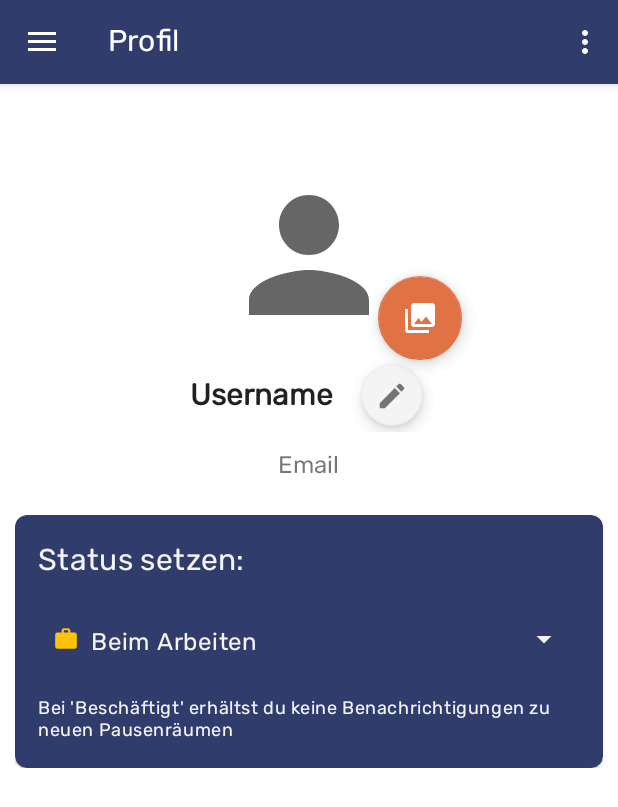
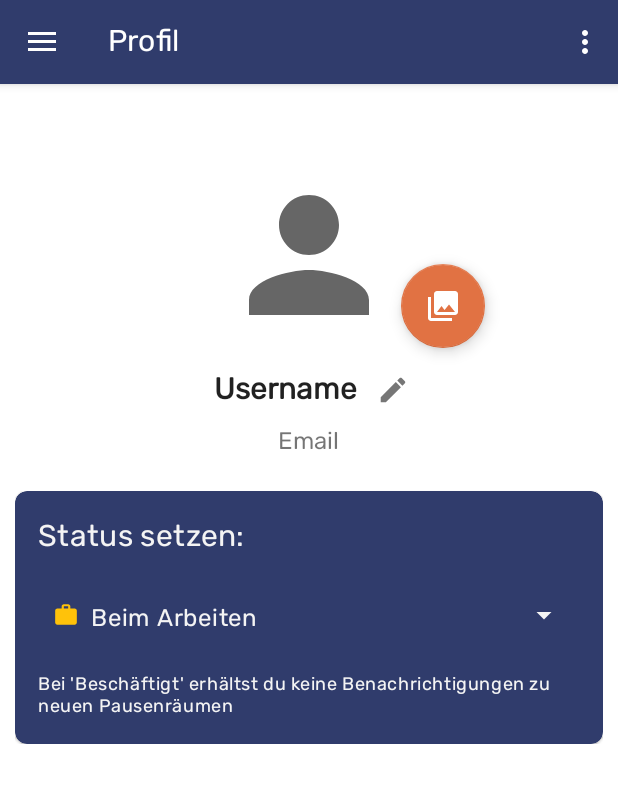
Before and after one commit to steffimk/VirtualBreakApp, an Android app: the screen it shows after launch once a user with an empty profile is signed in (NavigationDrawerActivity), in the side drawer, after a tap on "Profil", on a phone screen of 412 x 824 dp. Shown: the top 807 px of the screen. Run offline under Robolectric (Android 15) with nearby library versions, the phone set to English and light mode, and no system bars; our stand-ins replace Firebase (no records; nobody signed in at launch, a user with empty details on screens opened directly), Picasso, navigation-ui; libraries missing offline, so code that uses them is left out: com.makeramen.roundedimageview; plain views replace RoundedImageView; pictures from the network do not load; Roboto replaces fonts that are not available here.

Commit message:
Bugfix: Profile current status set, some small changes in Profile view (Imagebutton instead of FAB)

```diff
--- a/app/src/main/java/com/example/virtualbreak/view/view_fragments/myprofile/MyProfileFragment.kt
+++ b/app/src/main/java/com/example/virtualbreak/view/view_fragments/myprofile/MyProfileFragment.kt
@@ -51,7 +51,7 @@ class MyProfileFragment : Fragment(), AdapterView.OnItemSelectedListener {
 
     private lateinit var userNameTextView: TextView
     private lateinit var userNameEditText: EditText
-    private lateinit var userNameButton: FloatingActionButton
+    private lateinit var userNameButton: ImageButton
 
     private val PICK_FROM_GALLERY = 1
 
@@ -68,7 +68,7 @@ class MyProfileFragment : Fragment(), AdapterView.OnItemSelectedListener {
 
         userNameTextView = root.findViewById<TextView>(R.id.username)
         userNameEditText = root.findViewById<EditText>(R.id.username_textEdit)
-        userNameButton = root.findViewById<FloatingActionButton>(R.id.fab_editUsername)
+        userNameButton = root.findViewById<ImageButton>(R.id.fab_editUsername)
 
         initProfilePicture()
 
@@ -84,11 +84,11 @@ class MyProfileFragment : Fragment(), AdapterView.OnItemSelectedListener {
             Log.d(TAG, "Observed User: $observedUser")
             if (observedUser != null) {
                 //set username text of current user
-                root.findViewById<TextView>(R.id.username).text = observedUser.username
+                userNameTextView.text = observedUser.username
                 profile_email.text = observedUser.email
+
                 // Set position of spinner to current status
-                val aa = spinner.adapter as ArrayAdapter<String>
-                spinner.setSelection(aa.getPosition(observedUser.status?.dbStr))
+                spinner.setSelection(status_array.indexOf(observedUser.status))
             }
         })
 
--- a/app/src/main/res/layout/fragment_add_group.xml
+++ b/app/src/main/res/layout/fragment_add_group.xml
@@ -32,7 +32,7 @@
             android:layout_marginHorizontal="16dp"
             android:gravity="start"
             android:text="@string/wahl_gruppenname"
-            android:textSize="22sp" />
+            android:textSize="18sp" />
 
         <com.google.android.material.textfield.TextInputLayout
             android:id="@+id/groupname_layout"
@@ -85,7 +85,7 @@
             android:layout_marginTop="10dp"
             android:gravity="start"
             android:text="@string/select_friends"
-            android:textSize="22sp" />
+            android:textSize="18sp" />
 
 
         <androidx.recyclerview.widget.RecyclerView
--- a/app/src/main/res/layout/fragment_myprofile.xml
+++ b/app/src/main/res/layout/fragment_myprofile.xml
@@ -9,9 +9,9 @@
     <LinearLayout
         android:layout_width="match_parent"
         android:layout_height="wrap_content"
+        android:layout_margin="10dp"
         android:gravity="center"
         android:orientation="vertical"
-        android:layout_margin="10dp"
         app:layout_constraintEnd_toEndOf="parent"
         app:layout_constraintStart_toStartOf="parent"
         app:layout_constraintTop_toTopOf="parent">
@@ -21,47 +21,48 @@
             android:layout_width="120dp"
             android:layout_height="120dp"
             android:layout_marginTop="44dp"
+            android:contentDescription="profile picture"
             android:scaleType="centerCrop"
-            app:riv_corner_radius="6dp"
-            android:contentDescription="profile picture"
-            android:src="@drawable/ic_person_24" />
+            android:src="@drawable/ic_person_24"
+            app:riv_corner_radius="6dp" />
 
         <LinearLayout
             android:layout_width="match_parent"
             android:layout_height="wrap_content"
+            android:layout_marginTop="8dp"
             android:gravity="center"
-            android:orientation="horizontal"
-            android:layout_margin="10dp">
+            android:orientation="horizontal">
 
             <TextView
                 android:id="@+id/username"
-                android:textAppearance="@style/TextAppearance.MaterialComponents.Headline5"
-                android:textStyle="bold"
                 android:layout_width="wrap_content"
                 android:layout_height="wrap_content"
-                android:layout_marginRight="15dp"
                 android:text="@string/username"
-                android:visibility="visible"
-                android:textSize="20sp" />
+                android:layout_marginStart="17dp"
+                android:textAppearance="@style/TextAppearance.MaterialComponents.Headline5"
+                android:textSize="20sp"
+                android:textStyle="bold"
+                android:visibility="visible" />
 
             <EditText
                 android:id="@+id/username_textEdit"
+                android:layout_marginStart="17dp"
                 android:layout_width="wrap_content"
                 android:layout_height="wrap_content"
-                android:layout_marginRight="15dp"
+                android:hint="@string/new_name"
                 android:text="@string/username"
                 android:textSize="20sp"
                 android:visibility="gone" />
 
-            <com.google.android.material.floatingactionbutton.FloatingActionButton
+            <ImageButton
                 android:id="@+id/fab_editUsername"
                 android:layout_width="wrap_content"
-                android:layout_height="40dp"
+                android:layout_height="wrap_content"
                 android:src="@drawable/ic_action_edit"
+                android:visibility="visible"
+                app:backgroundTint="@color/white"
                 app:fabSize="mini"
-                app:tint="@color/dark_gray"
-                app:backgroundTint="@color/light_gray"
-                android:visibility="visible" />
+                app:tint="@color/dark_gray" />
 
         </LinearLayout>
 
@@ -69,51 +70,51 @@
             android:id="@+id/profile_email"
             android:layout_width="wrap_content"
             android:layout_height="wrap_content"
-            android:text="@string/login_email_hint"
             android:enabled="true"
-            android:textIsSelectable="true"
             android:focusable="true"
             android:longClickable="true"
+            android:text="@string/login_email_hint"
+            android:textIsSelectable="true"
             android:textSize="16sp" />
 
 
         <com.google.android.material.card.MaterialCardView
-            app:cardBackgroundColor="@color/darkblue"
-            app:cardCornerRadius="8dp"
             android:id="@+id/cardView"
             android:layout_width="match_parent"
             android:layout_height="wrap_content"
-            android:layout_marginTop="20dp">
+            android:layout_marginTop="20dp"
+            app:cardBackgroundColor="@color/darkblue"
+            app:cardCornerRadius="8dp">
 
             <LinearLayout
                 android:layout_width="match_parent"
                 android:layout_height="wrap_content"
-                android:padding="5dp"
-                android:orientation="vertical">
+                android:orientation="vertical"
+                android:padding="5dp">
 
                 <TextView
-                    android:textAppearance="@style/TextAppearance.MaterialComponents.Headline6"
                     android:layout_width="wrap_content"
-                    android:textColor="@color/light_gray"
                     android:layout_height="wrap_content"
                     android:layout_margin="10dp"
-                    android:text="@string/status" />
+                    android:text="@string/status"
+                    android:textAppearance="@style/TextAppearance.MaterialComponents.Headline6"
+                    android:textColor="@color/light_gray" />
 
                 <Spinner
                     android:id="@+id/status_spinner"
-                    android:backgroundTint="@color/light_gray"
                     android:layout_width="match_parent"
                     android:layout_height="33dp"
+                    android:layout_margin="10dp"
                     android:layout_marginVertical="10dp"
-                    android:layout_margin="10dp" />
+                    android:backgroundTint="@color/light_gray" />
 
                 <TextView
-                    android:textAppearance="@style/TextAppearance.MaterialComponents.Caption"
                     android:layout_width="wrap_content"
-                    android:textColor="@color/light_gray"
                     android:layout_height="wrap_content"
                     android:layout_margin="10dp"
-                    android:text="@string/status_busy_info" />
+                    android:text="@string/status_busy_info"
+                    android:textAppearance="@style/TextAppearance.MaterialComponents.Caption"
+                    android:textColor="@color/light_gray" />
 
             </LinearLayout>
 
@@ -125,11 +126,11 @@
         android:id="@+id/fab_editPic"
         android:layout_width="212dp"
         android:layout_height="wrap_content"
-        android:layout_marginTop="128dp"
+        android:layout_marginTop="120dp"
         android:contentDescription="edit picture"
         android:src="@drawable/ic_menu_gallery"
         app:layout_constraintEnd_toEndOf="parent"
-        app:layout_constraintHorizontal_bias="0.707"
+        app:layout_constraintHorizontal_bias="0.75"
         app:layout_constraintStart_toStartOf="parent"
         app:layout_constraintTop_toTopOf="parent" />
 
--- a/app/src/main/res/values/strings.xml
+++ b/app/src/main/res/values/strings.xml
@@ -125,5 +125,6 @@
 
     <!--Profile -->
     <string name="save_username">Benutzernamen speichern</string>
+    <string name="new_name">New name</string>
 
 </resources>
```
